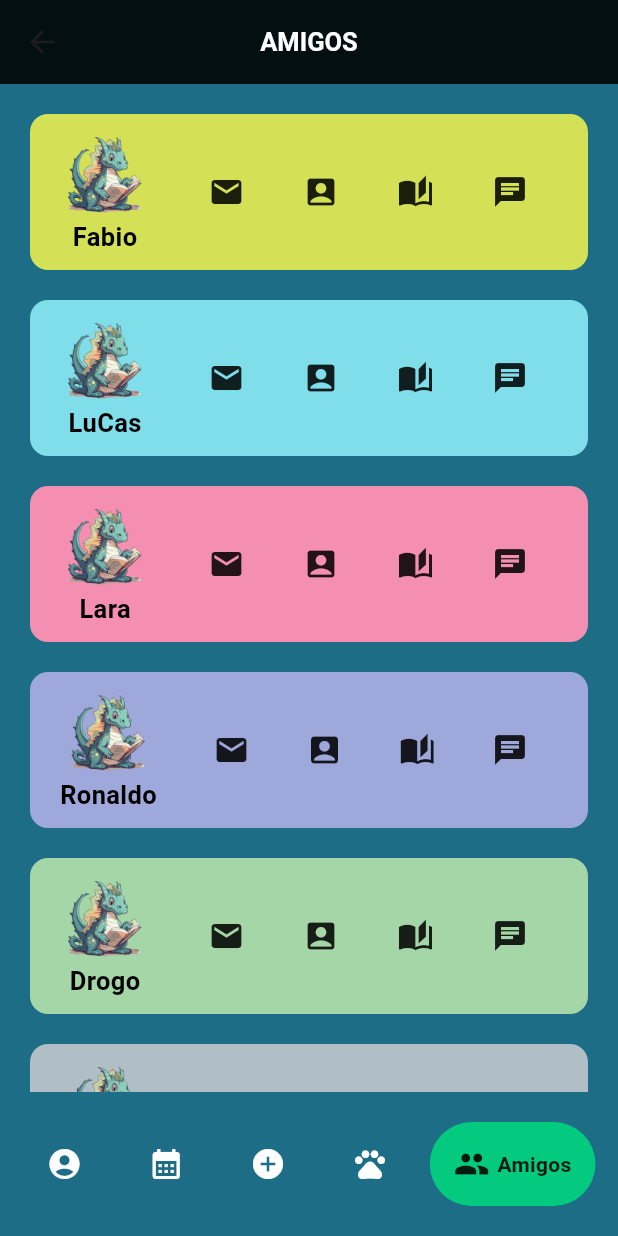
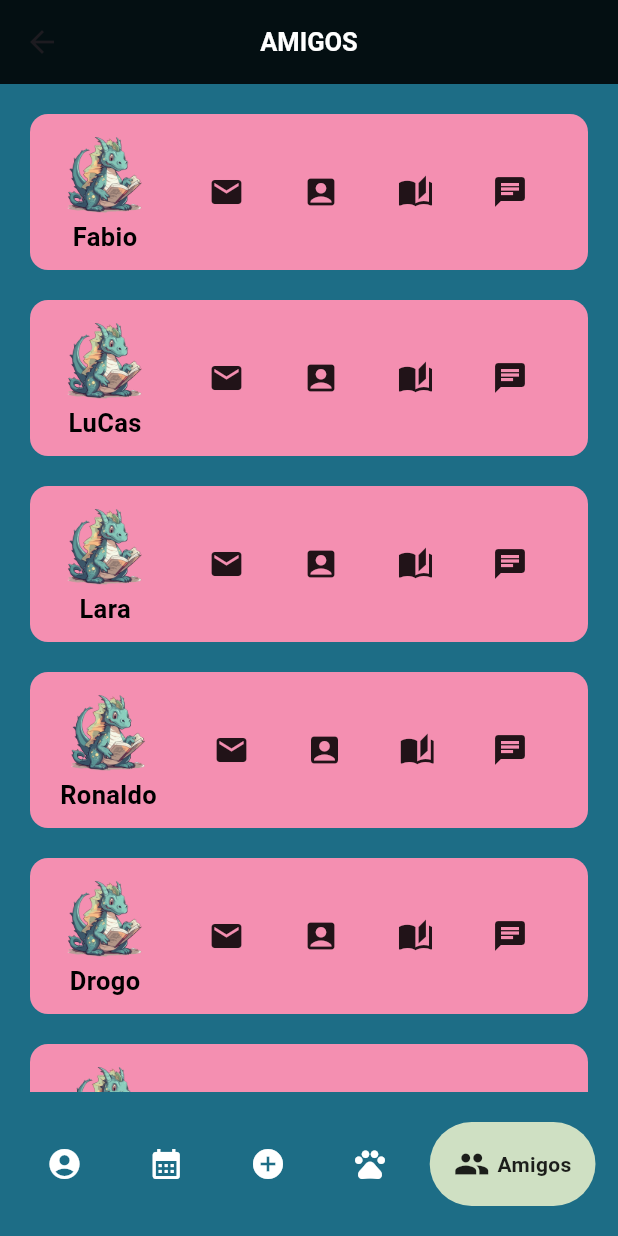
Before and after one commit to fabim1992/DinoDiary, a Flutter app: the screen it shows once a user with an empty profile is signed in, item 5 of the bottom bar chosen, on a phone screen of 412 x 824 dp. Run offline on Flutter 3.47's test engine with Material 3 defaults, Android fonts, the phone set to English and light mode, and no system bars; drawn by our look-alikes of google_nav_bar; our stand-ins replace cloud_firestore, firebase_auth, firebase_core, google_fonts, google_sign_in, image_picker and 2 more; accounts and stored records are empty; network calls fail.

Commit message:
Add files via upload
mudança pequena na paleta de cores (melhor contraste)

```diff
--- a/lib/style/app_style.dart
+++ b/lib/style/app_style.dart
@@ -4,12 +4,12 @@ import 'package:google_fonts/google_fonts.dart';
 
 class AppStyle {
   static Color mainColor = Color(0xff1d6d86);
-  static Color mainColor2 = Color(0xff4ebeef);
-  static Color accentColor = Color(0xff4eefa6);
-  static Color accentColor2 = Color(0xff04ca7f);
-  static Color textcolor = Color(0xff866a1d);
-  static Color textcolor2 = Color(0xffffc306);
-  static Color bgColor = Color(0xFFe2e2ff);
+  static Color mainColor2 = Color(0xff70A9A1);
+  static Color accentColor = Color(0xff9EC1A3);
+  static Color accentColor2 = Color(0xffCFE0C3);
+  static Color textcolor = Color(0xff1F363D);
+  static Color textcolor2 = Color.fromARGB(255, 255, 249, 193);
+  static Color bgColor = Color.fromARGB(255, 255, 249, 193);
 
   static List<Color> cardsColor = [
     Colors.purple.shade200,
@@ -21,11 +21,9 @@ class AppStyle {
     Colors.blue.shade200,
     Colors.blueGrey.shade200,
     Colors.amber.shade300,
-    Colors.brown.shade200,
     Colors.cyan.shade200,
     Colors.indigo.shade200,
     Colors.lime.shade400,
-    Colors.teal.shade400,
     Colors.deepOrange.shade200,
     Colors.grey.shade200
   ];
@@ -43,11 +41,9 @@ class AppStyle {
         Colors.blue.shade200,
         Colors.blueGrey.shade200,
         Colors.amber.shade300,
-        Colors.brown.shade200,
         Colors.cyan.shade200,
         Colors.indigo.shade200,
         Colors.lime.shade200,
-        Colors.teal.shade400,
         Colors.deepOrange.shade200,
         Colors.grey.shade200
       ];
@@ -57,7 +53,7 @@ class AppStyle {
     final int index = Random().nextInt(cardsColor.length);
 
     // Remove and return the color at the selected index
-    return cardsColor.removeAt(index);
+    return cardsColor[(index)];
   }
 
   static TextStyle mainTitle =
```
